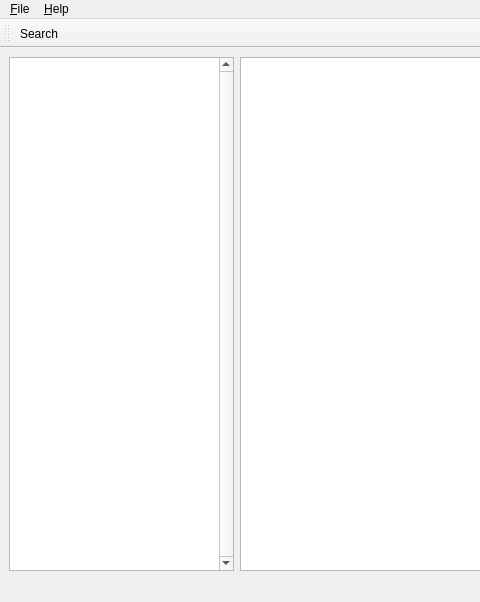
Qt form src/ui/mainwindow.ui (cjlh/fb-archive-browser) before a commit; both pictures show x 0 to 480 and y 0 to 602 of the 876 by 602 pixel window.
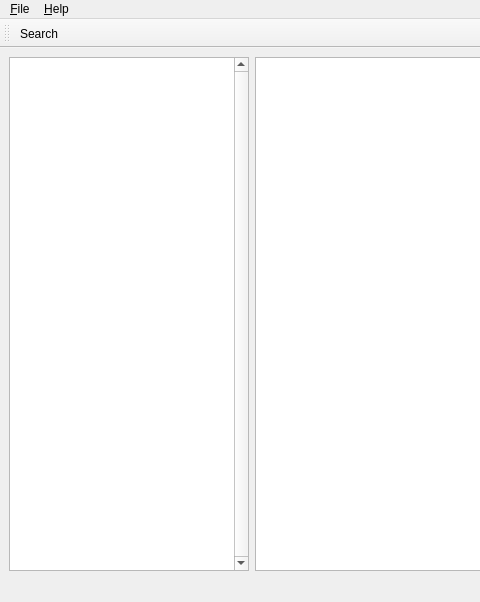
The same form after that commit.

What changed in the file:
```diff
--- a/src/ui/mainwindow.ui
+++ b/src/ui/mainwindow.ui
@@ -29,15 +29,21 @@
       </item>
       <item row="0" column="0">
        <widget class="QListWidget" name="conversationsList">
+        <property name="sizePolicy">
+         <sizepolicy hsizetype="Fixed" vsizetype="Expanding">
+          <horstretch>0</horstretch>
+          <verstretch>0</verstretch>
+         </sizepolicy>
+        </property>
         <property name="minimumSize">
          <size>
-          <width>175</width>
+          <width>240</width>
           <height>0</height>
          </size>
         </property>
         <property name="maximumSize">
          <size>
-          <width>225</width>
+          <width>240</width>
           <height>16777215</height>
          </size>
         </property>
```
